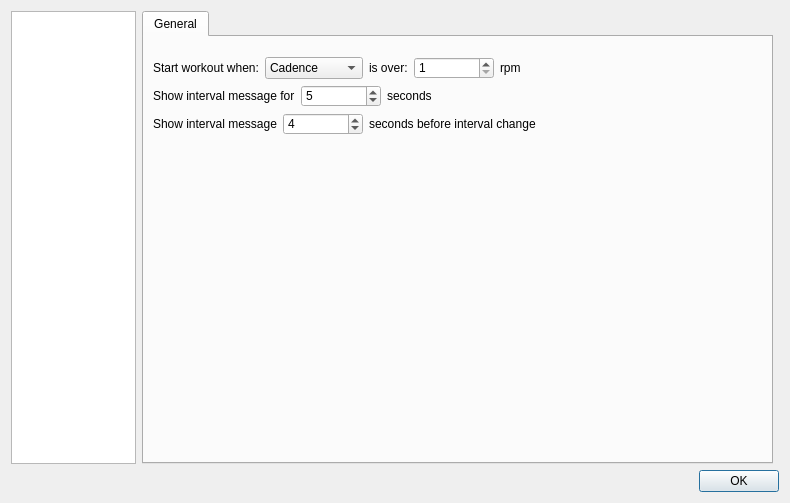
Old version of the form src/ui/dialogconfig.ui in the repository MaximumTrainer/MaximumTrainer_Redux.
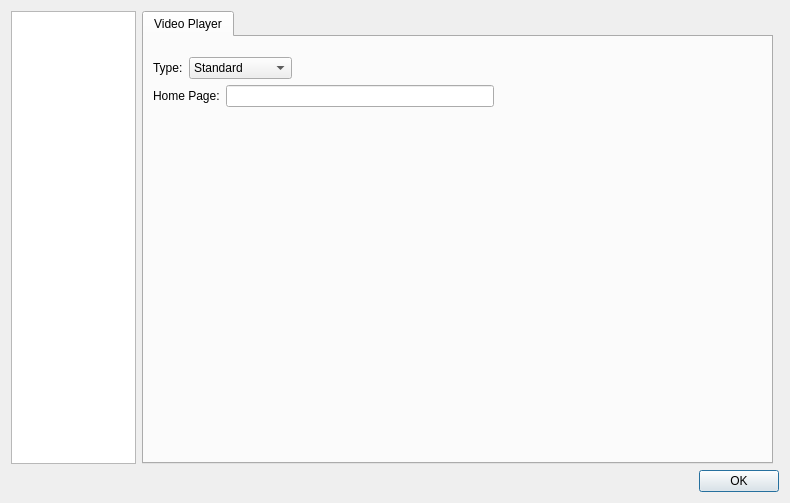
New version of the form. The open tabs and pages were chosen to show the change. Icons and pictures are not drawn. Custom widgets are drawn as their Qt base class.

Commit message: fix(qt6): Windows DLL deploy, non-modal login/workout, restore web player, profile in Preferences (#211)

```diff
--- a/src/ui/dialogconfig.ui
+++ b/src/ui/dialogconfig.ui
@@ -2230,6 +2230,123 @@
        </item>
       </layout>
      </widget>
+     <widget class="QWidget" name="page_videoPlayer">
+      <layout class="QVBoxLayout" name="verticalLayout_9">
+       <property name="leftMargin">
+        <number>0</number>
+       </property>
+       <property name="topMargin">
+        <number>0</number>
+       </property>
+       <property name="rightMargin">
+        <number>0</number>
+       </property>
+       <property name="bottomMargin">
+        <number>0</number>
+       </property>
+       <item>
+        <widget class="QTabWidget" name="tabWidget_6">
+         <property name="currentIndex">
+          <number>0</number>
+         </property>
+         <widget class="QWidget" name="tab_13">
+          <attribute name="title">
+           <string>Video Player</string>
+          </attribute>
+          <layout class="QVBoxLayout" name="verticalLayout_19">
+           <property name="topMargin">
+            <number>20</number>
+           </property>
+           <item>
+            <layout class="QHBoxLayout" name="horizontalLayout_8">
+             <item>
+              <widget class="QLabel" name="label_typeVideo">
+               <property name="text">
+                <string>Type:</string>
+               </property>
+              </widget>
+             </item>
+             <item>
+              <widget class="QComboBox" name="comboBox_displayVideo">
+               <property name="sizePolicy">
+                <sizepolicy hsizetype="Minimum" vsizetype="Fixed">
+                 <horstretch>0</horstretch>
+                 <verstretch>0</verstretch>
+                </sizepolicy>
+               </property>
+               <item>
+                <property name="text">
+                 <string>Standard</string>
+                </property>
+               </item>
+               <item>
+                <property name="text">
+                 <string>Web Browser</string>
+                </property>
+               </item>
+              </widget>
+             </item>
+             <item>
+              <spacer name="horizontalSpacer_9">
+               <property name="orientation">
+                <enum>Qt::Horizontal</enum>
+               </property>
+               <property name="sizeHint" stdset="0">
+                <size>
+                 <width>40</width>
+                 <height>20</height>
+                </size>
+               </property>
+              </spacer>
+             </item>
+            </layout>
+           </item>
+           <item>
+            <layout class="QHBoxLayout" name="horizontalLayout_19">
+             <item>
+              <widget class="QLabel" name="label_homePage">
+               <property name="text">
+                <string>Home Page:</string>
+               </property>
+              </widget>
+             </item>
+             <item>
+              <widget class="QLineEdit" name="lineEdit_homePage"/>
+             </item>
+             <item>
+              <spacer name="horizontalSpacer_19">
+               <property name="orientation">
+                <enum>Qt::Horizontal</enum>
+               </property>
+               <property name="sizeHint" stdset="0">
+                <size>
+                 <width>40</width>
+                 <height>20</height>
+                </size>
+               </property>
+              </spacer>
+             </item>
+            </layout>
+           </item>
+           <item>
+            <spacer name="verticalSpacer_14">
+             <property name="orientation">
+              <enum>Qt::Vertical</enum>
+             </property>
+             <property name="sizeHint" stdset="0">
+              <size>
+               <width>20</width>
+               <height>40</height>
+              </size>
+             </property>
+            </spacer>
+           </item>
+          </layout>
+         </widget>
+        </widget>
+       </item>
+      </layout>
+     </widget>
      <widget class="QWidget" name="page_radio">
       <layout class="QVBoxLayout" name="verticalLayout_23">
        <property name="leftMargin">
```
The commit also changes 37 other files.
